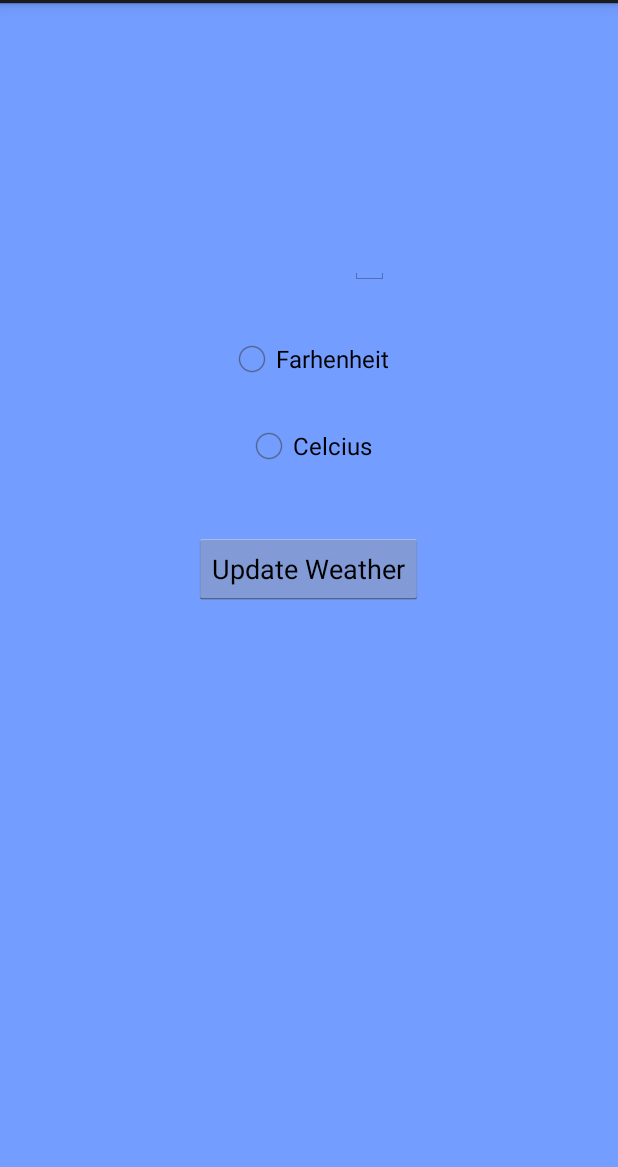
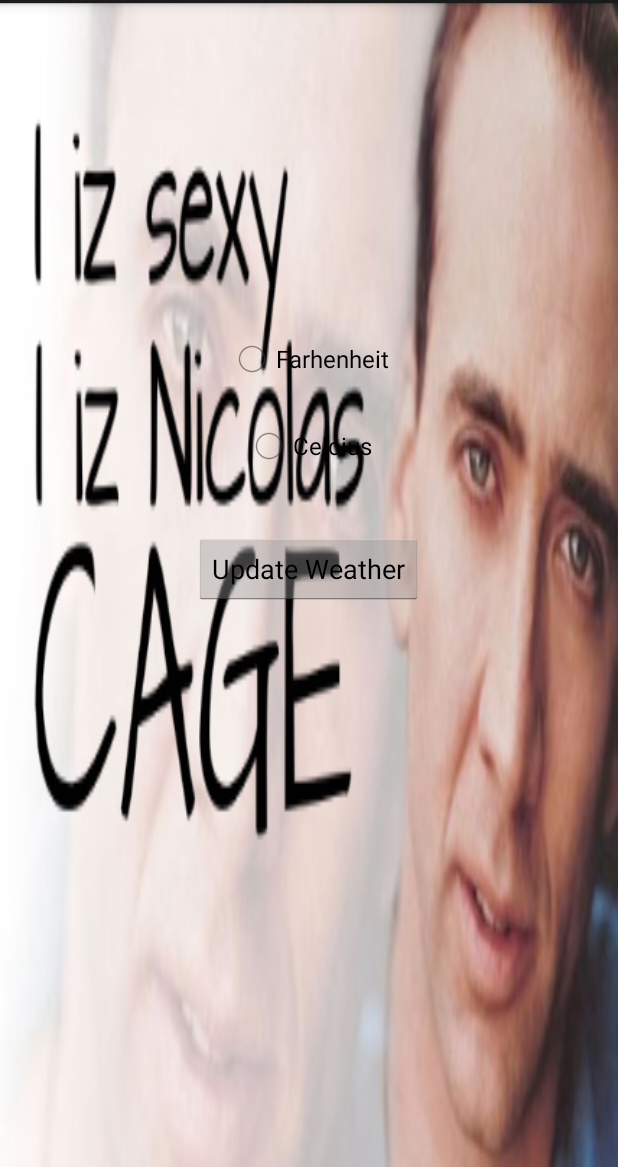
Before and after one commit to dioxcide/Android_App_Development, an Android app: the screen it shows after launch (MainActivity), on a phone screen of 412 x 824 dp, the part 69-1236 px from its top. Run offline under Robolectric (Android 15) with nearby library versions, the phone set to English and light mode, and no system bars.

Commit message:
Nick Cage

```diff
--- a/WeatherAppV2/app/src/main/res/layout/fragment_main.xml
+++ b/WeatherAppV2/app/src/main/res/layout/fragment_main.xml
@@ -5,7 +5,7 @@
     android:paddingTop="@dimen/activity_vertical_margin"
     android:paddingBottom="@dimen/activity_vertical_margin"
     tools:context=".MainActivity$PlaceholderFragment"
-    android:background="#ff739dff">
+    android:background="@drawable/nickcage">
 
     <RadioButton
         android:layout_width="wrap_content"
@@ -41,5 +41,6 @@
         android:layout_above="@+id/radioButton2"
         android:layout_alignRight="@+id/radioButton"
         android:layout_alignEnd="@+id/radioButton"
-        android:layout_marginBottom="65dp" />
+        android:layout_marginBottom="65dp"
+        android:background="#ff5c8cff" />
 </RelativeLayout>
--- a/WeatherAppV2/app/src/main/res/layout/fragment_update_weather.xml
+++ b/WeatherAppV2/app/src/main/res/layout/fragment_update_weather.xml
@@ -2,7 +2,7 @@
     xmlns:tools="http://schemas.android.com/tools" android:layout_width="match_parent"
     android:layout_height="match_parent"
     tools:context="com.example.tony.weatherappv2.update_weather"
-    android:background="#ff739dff">
+    android:background="@drawable/nickcage">
 
     <!-- TODO: Update blank fragment layout -->
 
@@ -14,5 +14,6 @@
         android:id="@+id/WeatherDegrees"
         android:layout_marginTop="138dp"
         android:layout_alignParentTop="true"
-        android:layout_centerHorizontal="true" />
+        android:layout_centerHorizontal="true"
+        android:background="#ff5c8cff" />
 </RelativeLayout>
```
Also changed, not shown: WeatherAppV2/app/src/main/java/com/example/tony/weatherappv2/MainActivity.java (+1 -9 lines), WeatherAppV2/app/src/main/res/drawable-xhdpi/nickcage.jpg (added).
